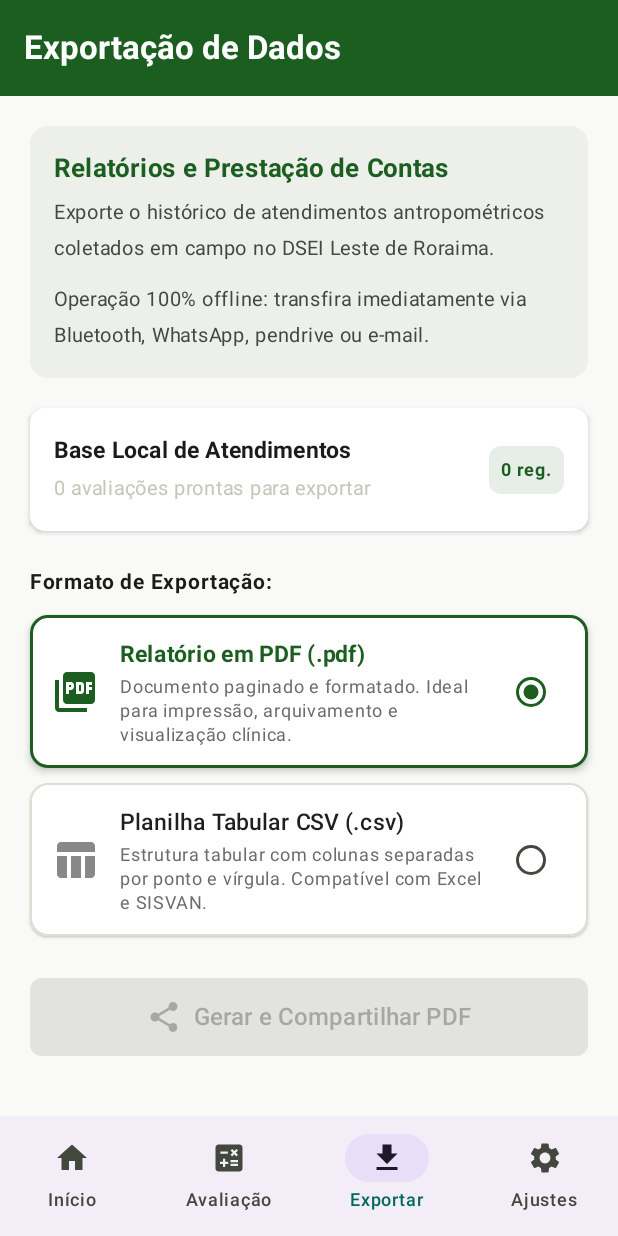
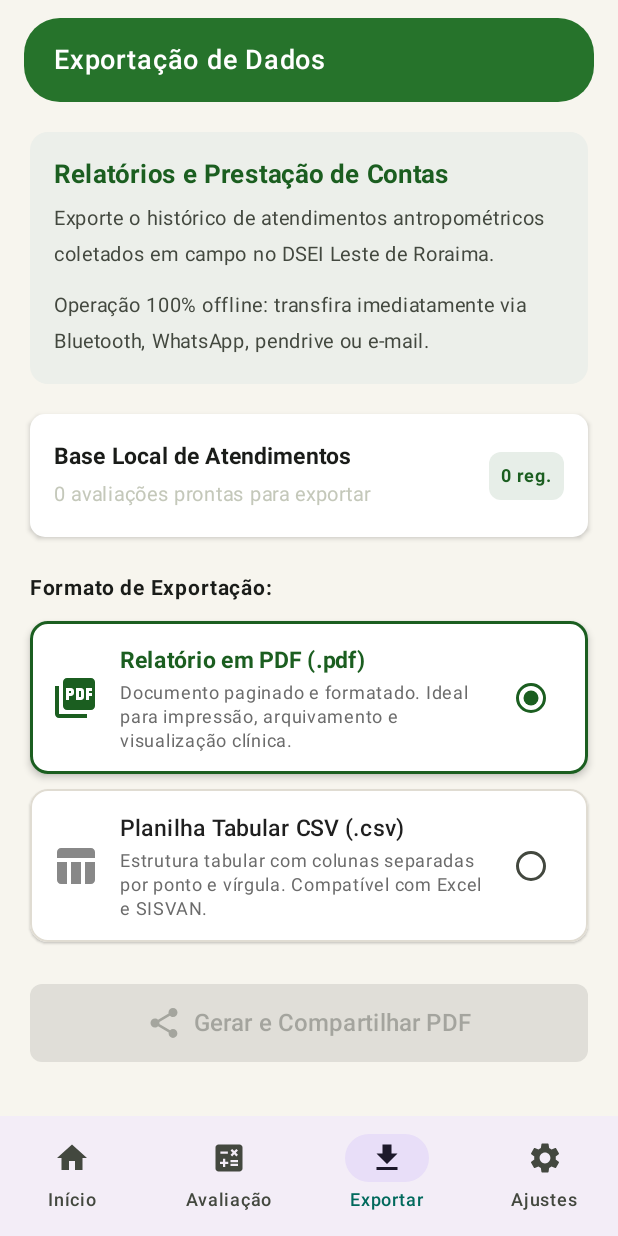
Before and after one commit to felipeAmaral7/nutridisco-app, an Android app built with Jetpack Compose: the ExportacaoScreen screen opened through its navigation route, on a phone screen of 412 x 824 dp. Run offline under Robolectric (Android 15) with nearby library versions, the phone set to English and light mode, and no system bars; our stand-ins replace Dagger/Hilt's generated code, Room's generated code; network calls fail.

Commit message:
refactor(ui): padronizar topbars das telas com componente TopBarPilula
- Cria componente reutilizavel TopBarPilula com cantos arredondados, cor institucional e suporte a navegacao e acoes

- Atualiza ConfiguracaoScreen, ExportacaoScreen, NovaAvaliacaoScreen, PerfilCriancaScreen e ResultadoScreen para adotar a TopBar em pilula e fundo bege

- Substitui implementacoes privadas duplicadas em AvaliacaoRapidaScreen, SalvarRegistroScreen, EditarCriancaScreen e EditarAvaliacaoScreen

```diff
--- /dev/null
+++ b/app/src/main/java/com/nutridisco/app/presentation/components/TopBarPilula.kt
@@ -0,0 +1,82 @@
+package com.nutridisco.app.presentation.components
+
+import androidx.compose.foundation.layout.Row
+import androidx.compose.foundation.layout.RowScope
+import androidx.compose.foundation.layout.Spacer
+import androidx.compose.foundation.layout.fillMaxWidth
+import androidx.compose.foundation.layout.height
+import androidx.compose.foundation.layout.padding
+import androidx.compose.foundation.layout.width
+import androidx.compose.foundation.shape.RoundedCornerShape
+import androidx.compose.material.icons.Icons
+import androidx.compose.material.icons.automirrored.filled.ArrowBack
+import androidx.compose.material3.Icon
+import androidx.compose.material3.IconButton
+import androidx.compose.material3.Surface
+import androidx.compose.material3.Text
+import androidx.compose.runtime.Composable
+import androidx.compose.ui.Alignment
+import androidx.compose.ui.Modifier
+import androidx.compose.ui.graphics.Color
+import androidx.compose.ui.text.font.FontWeight
+import androidx.compose.ui.text.style.TextOverflow
+import androidx.compose.ui.unit.dp
+import androidx.compose.ui.unit.sp
+
+val VerdeTopBarPadrao = Color(0xFF26732B)
+
+/**
+ * TopBar oficial em formato de pílula arredondada verde do NutriDisco.
+ * Padronizada conforme as diretrizes visuais do Figma para todas as telas secundárias e de fluxo.
+ */
+@Composable
+fun TopBarPilula(
+    titulo: String,
+    modifier: Modifier = Modifier,
+    corFundo: Color = VerdeTopBarPadrao,
+    onVoltar: (() -> Unit)? = null,
+    acoes: (@Composable RowScope.() -> Unit)? = null
+) {
+    Surface(
+        color = corFundo,
+        shape = RoundedCornerShape(24.dp),
+        modifier = modifier
+            .fillMaxWidth()
+            .padding(horizontal = 16.dp, vertical = 12.dp)
+    ) {
+        Row(
+            modifier = Modifier
+                .fillMaxWidth()
+                .height(56.dp)
+                .padding(horizontal = 8.dp),
+            verticalAlignment = Alignment.CenterVertically
+        ) {
+            if (onVoltar != null) {
+                IconButton(onClick = onVoltar) {
+                    Icon(
+                        imageVector = Icons.AutoMirrored.Filled.ArrowBack,
+                        contentDescription = "Voltar",
+                        tint = Color.White
+                    )
+                }
+                Spacer(Modifier.width(4.dp))
+            } else {
+                Spacer(Modifier.width(12.dp))
+            }
+
+            Text(
+                text = titulo,
+                color = Color.White,
+                fontSize = 18.sp,
+                fontWeight = FontWeight.Medium,
+                maxLines = 1,
+                overflow = TextOverflow.Ellipsis,
+                modifier = Modifier.weight(1f)
+            )
+
+            if (acoes != null) {
+                acoes()
+            }
+        }
+    }
+}
--- a/app/src/main/java/com/nutridisco/app/presentation/exportacao/ExportacaoScreen.kt
+++ b/app/src/main/java/com/nutridisco/app/presentation/exportacao/ExportacaoScreen.kt
@@ -1,6 +1,7 @@
 package com.nutridisco.app.presentation.exportacao
 
 import androidx.compose.foundation.BorderStroke
+import androidx.compose.foundation.background
 import androidx.compose.foundation.clickable
 import androidx.compose.foundation.layout.Arrangement
 import androidx.compose.foundation.layout.Column
@@ -10,8 +11,11 @@ import androidx.compose.foundation.layout.fillMaxSize
 import androidx.compose.foundation.layout.fillMaxWidth
 import androidx.compose.foundation.layout.height
 import androidx.compose.foundation.layout.heightIn
+import androidx.compose.foundation.layout.imePadding
+import androidx.compose.foundation.layout.navigationBarsPadding
 import androidx.compose.foundation.layout.padding
 import androidx.compose.foundation.layout.size
+import androidx.compose.foundation.layout.statusBarsPadding
 import androidx.compose.foundation.layout.width
 import androidx.compose.foundation.lazy.LazyColumn
 import androidx.compose.foundation.lazy.items
@@ -34,12 +38,9 @@ import androidx.compose.material3.Icon
 import androidx.compose.material3.MaterialTheme
 import androidx.compose.material3.RadioButton
 import androidx.compose.material3.RadioButtonDefaults
-import androidx.compose.material3.Scaffold
 import androidx.compose.material3.Surface
 import androidx.compose.material3.Text
 import androidx.compose.material3.TextButton
-import androidx.compose.material3.TopAppBar
-import androidx.compose.material3.TopAppBarDefaults
 import androidx.compose.runtime.Composable
 import androidx.compose.runtime.collectAsState
 import androidx.compose.runtime.getValue
@@ -53,9 +54,12 @@ import androidx.compose.ui.unit.dp
 import androidx.compose.ui.unit.sp
 import androidx.compose.ui.window.Dialog
 import com.nutridisco.app.domain.export.CampoExportacao
+import com.nutridisco.app.presentation.components.TopBarPilula
 import com.nutridisco.app.presentation.theme.PrimaryGreen
 import com.nutridisco.app.presentation.theme.StatusGreen
 import com.nutridisco.app.presentation.theme.StatusRed
+
+private val CorFundoBege = Color(0xFFF7F5EE)
 
 @OptIn(ExperimentalMaterial3Api::class)
 @Composable
@@ -179,23 +183,23 @@ fun ExportacaoScreen(
         }
     }
 
-    Scaffold(
-        topBar = {
-            TopAppBar(
-                title = { Text("Exportação de Dados", fontWeight = FontWeight.Bold) },
-                colors = TopAppBarDefaults.topAppBarColors(
-                    containerColor = PrimaryGreen,
-                    titleContentColor = Color.White
-                )
-            )
-        }
-    ) { paddingValues ->
+    Column(
+        modifier = Modifier
+            .fillMaxSize()
+            .background(CorFundoBege)
+            .statusBarsPadding()
+            .navigationBarsPadding()
+            .imePadding()
+    ) {
+        TopBarPilula(
+            titulo = "Exportação de Dados"
+        )
+
         Column(
             modifier = Modifier
-                .fillMaxSize()
-                .padding(paddingValues)
-                .padding(20.dp)
+                .weight(1f)
                 .verticalScroll(rememberScrollState())
+                .padding(horizontal = 20.dp, vertical = 8.dp)
         ) {
             Card(
                 colors = CardDefaults.cardColors(containerColor = MaterialTheme.colorScheme.surfaceVariant),
```
Also changed, not shown: app/src/main/java/com/nutridisco/app/presentation/avaliacaorapida/AvaliacaoRapidaScreen.kt (+1 -34 lines), app/src/main/java/com/nutridisco/app/presentation/configuracao/ConfiguracaoScreen.kt (+22 -37 lines), app/src/main/java/com/nutridisco/app/presentation/editaravaliacao/EditarAvaliacaoScreen.kt (+1 -30 lines), app/src/main/java/com/nutridisco/app/presentation/editarcrianca/EditarCriancaScreen.kt (+1 -30 lines), app/src/main/java/com/nutridisco/app/presentation/novaavaliacao/NovaAvaliacaoScreen.kt (+23 -25 lines), app/src/main/java/com/nutridisco/app/presentation/perfil/PerfilCriancaScreen.kt (+23 -23 lines), app/src/main/java/com/nutridisco/app/presentation/resultado/ResultadoScreen.kt (+3 -34 lines), app/src/main/java/com/nutridisco/app/presentation/salvarregistro/SalvarRegistroScreen.kt (+1 -30 lines).
